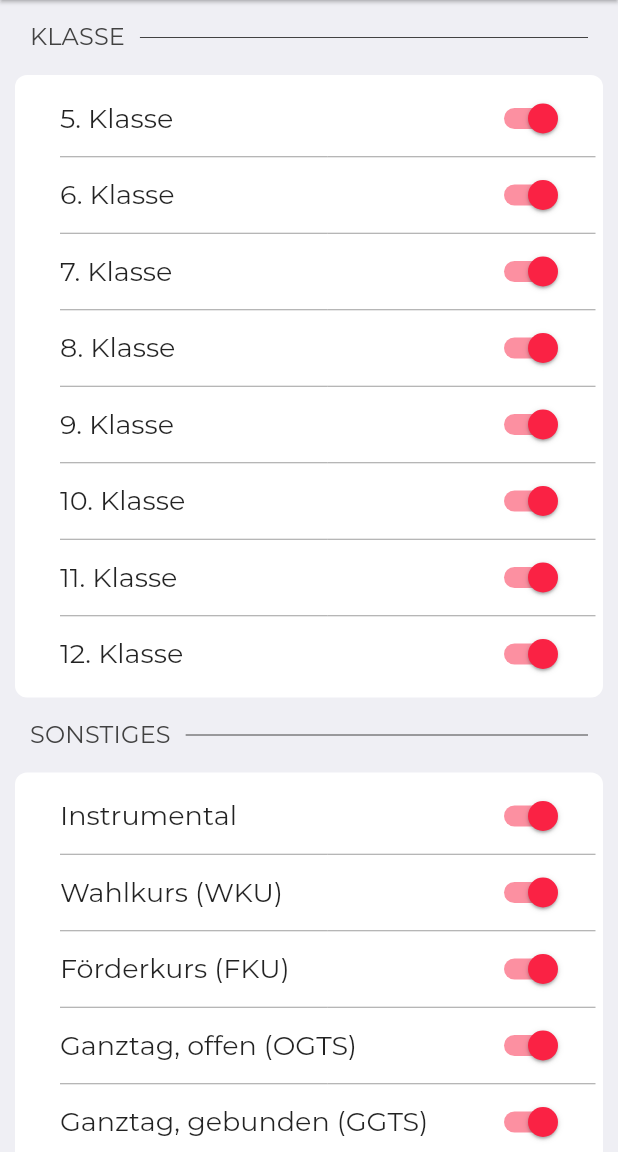
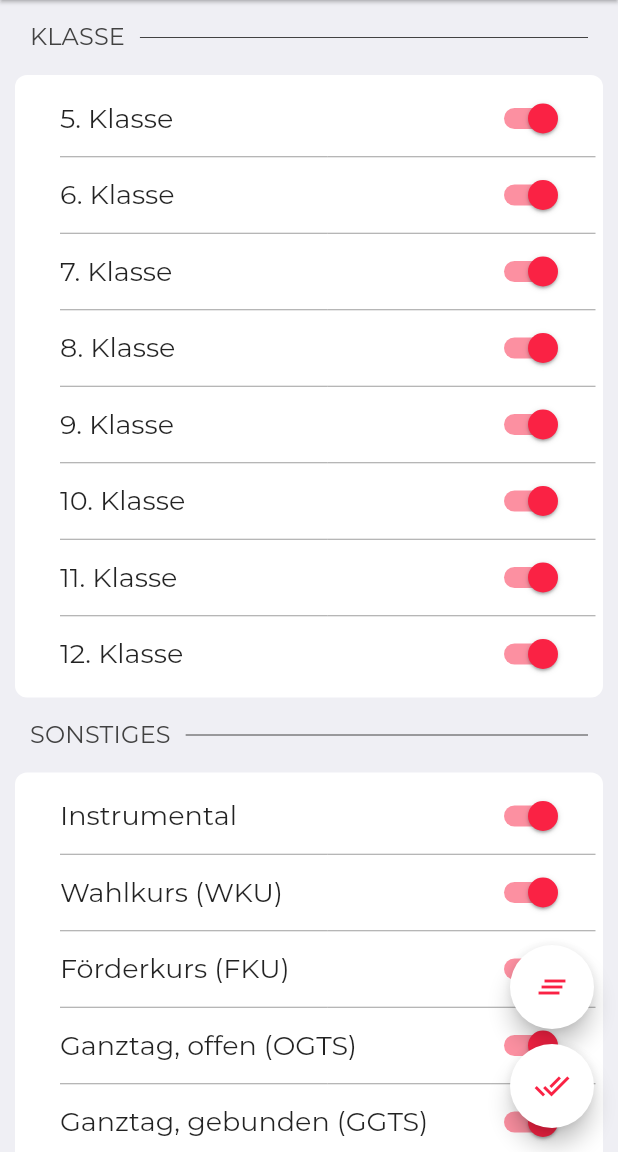
Before and after one commit to lukasengel/schueler_app, a Flutter app: the FiltersPage screen opened by its route, on a phone screen of 412 x 824 dp, the part 84-1236 px from its top. Run offline on Flutter 3.47's test engine with Material 2 defaults, Android fonts, the light colour scheme and no system bars; our stand-ins replace cached_network_image, firebase_auth, firebase_core, firebase_database, firebase_messaging, flutter_easyrefresh and 6 more; missing offline and left inert: marquee_text; accounts and stored records are empty; project files that could hold a hidden picture were left out.

Commit message:
Bug fixes and improved filter page

```diff
--- a/lang/de_DE.json
+++ b/lang/de_DE.json
@@ -9,6 +9,11 @@
     "general/cancel": "Abbrechen",
     "general/ok":"OK",
 
+    "tooltips/invert_sorting":"Sortierung umkehren",
+    "tooltips/enable_all":"Alle ein",
+    "tooltips/disable_all":"Alle aus",
+    "tooltips/add":"Richtlinie hinzufügen",
+
     "login/username": "Benutzername",
     "login/password": "Passwort",
     "login/login_header": "Anmeldung",
@@ -16,6 +21,7 @@
     "login/credentials_button": "Welche Nutzerdaten brauche ich?",
     "login/help_dialog/header": "Hilfe bei der Anmeldung",
     "login/help_dialog/message": "Bitte geben Sie die Anmeldedaten des Online-Vertretungsplanes ein. Diese haben Sie Anfang des Schuljahres in einem Elternbrief erhalten.",
+    "login/error/empty_credentials":"Bitte Benutzernamen und Passwort eingeben.",
 
     "home/no_data": "(Noch) Keine Einträge für diesen Tag vorhanden.",
     "home/no_news": "(Noch) Keine Nachrichten verfügbar.",
--- a/lang/en_US.json
+++ b/lang/en_US.json
@@ -9,6 +9,11 @@
     "general/cancel": "Cancel",
     "general/ok":"OK",
 
+    "tooltips/invert_sorting":"Invert sorting",
+    "tooltips/enable_all":"Enable all",
+    "tooltips/disable_all":"Disable all",
+    "tooltips/add":"Add rule",
+
     "login/username": "Username",
     "login/password": "Password",
     "login/login_header": "Sign In",
@@ -16,6 +21,7 @@
     "login/credentials_button": "Which credentials do I need?",
     "login/help_dialog/header": "Help Signing In",
     "login/help_dialog/message": "Please enter the login data of the online substitition plan (Online-Vertretungsplan) which you received in a letter to the parents at the beginning of the term.",
+    "login/error/empty_credentials":"Please enter username and password.",
 
     "home/no_data": "No entries for this day (yet).",
     "home/no_news": "No news (yet).",
--- a/lib/controllers/local_data.dart
+++ b/lib/controllers/local_data.dart
@@ -128,6 +128,13 @@ class LocalData extends GetxController {
     }
   }
 
+  Future<void> setAllFilters(bool enabled) async {
+    settings.filters.forEach((key, value) {
+      settings.filters[key] = enabled;
+    });
+    await writeSettings();
+  }
+
   Future<void> clearSettings() async {
     try {
       final prefs = await SharedPreferences.getInstance();
--- a/lib/controllers/notifications.dart
+++ b/lib/controllers/notifications.dart
@@ -46,7 +46,7 @@ class Notifications extends GetxController {
       final page = message.data["page"];
       if (Get.isRegistered<HomePageController>()) {
         Get.find<HomePageController>().switchTabs(page == "smv" ? 2 : 0);
-        if (page != null) {
+        if (page != null && page != "") {
           Get.until((route) => route.settings.name == "/home");
         }
       }
--- a/lib/pages/home_page/home_page.dart
+++ b/lib/pages/home_page/home_page.dart
@@ -45,6 +45,7 @@ class HomePage extends StatelessWidget {
         floatingActionButton: controller.selectedTab > 0
             ? GetBuilder<LocalData>(builder: (localData) {
                 return FloatingActionButton.extended(
+                  tooltip: "tooltips/invert_sorting".tr,
                   label: Text(
                     controller.selectedTab == 1 &&
                                 !localData.settings.reversedNews ||
--- a/lib/pages/settings_page/settings_subpages/filters_page/filter_widgets.dart
+++ b/lib/pages/settings_page/settings_subpages/filters_page/filter_widgets.dart
@@ -6,79 +6,6 @@ import 'package:get/get.dart';
 
 import '../../../../controllers/local_data.dart';
 import '../../../../controllers/web_data.dart';
-import '../../../../widgets/settings_ui/settings_container.dart';
-
-class GradeFilterSettings extends StatefulWidget {
-  const GradeFilterSettings({
-    Key? key,
-  }) : super(key: key);
-
-  @override
-  State<GradeFilterSettings> createState() => _GradeFilterSettingsState();
-}
-
-class _GradeFilterSettingsState extends State<GradeFilterSettings> {
-  String get enumeration {
-    if (Get.locale == const Locale("en", "US")) {
-      return "th ";
-    }
-    return ". ";
-  }
-
-  @override
-  Widget build(BuildContext context) {
-    return SettingsContainer(
-      padding: const EdgeInsets.fromLTRB(5, 5, 5, 5),
-      child: Column(
-        children: List.generate(8, (index) {
-          final grade = (index + 5).toString();
-          return Column(
-            children: [
-              FilterSwitch(
-                filterKey: grade,
-                label: grade + enumeration + "settings/filters/grade".tr,
-              ),
-              if (index != 7) _divider,
-            ],
-          );
-        }),
-      ),
-    );
-  }
-}
-
-class MiscFilterSettings extends StatefulWidget {
-  const MiscFilterSettings({
-    Key? key,
-  }) : super(key: key);
-
-  @override
-  State<MiscFilterSettings> createState() => _MiscFilterSettingsState();
-}
-
-class _MiscFilterSettingsState extends State<MiscFilterSettings> {
-  @override
-  Widget build(BuildContext context) {
-    return SettingsContainer(
-      padding: const EdgeInsets.fromLTRB(5, 5, 5, 5),
-      child: Column(
-        children: [
-          FilterSwitch(filterKey: "i", label: "settings/filters/inst".tr),
-          _divider,
-          FilterSwitch(filterKey: "Wku", label: "settings/filters/wku".tr),
-          _divider,
-          FilterSwitch(filterKey: "Fku", label: "settings/filters/fku".tr),
-          _divider,
-          FilterSwitch(filterKey: "OGTS", label: "settings/filters/ogts".tr),
-          _divider,
-          FilterSwitch(filterKey: "GGTS", label: "settings/filters/ggts".tr),
-          _divider,
-          FilterSwitch(filterKey: "misc", label: "settings/filters/misc".tr),
-        ],
-      ),
-    );
-  }
-}
 
 class FilterSwitch extends StatefulWidget {
   final String label;
@@ -133,7 +60,7 @@ class _FilterSwitchState extends State<FilterSwitch> {
   }
 }
 
-final _divider = Divider(
+final filterDivider = Divider(
   height: 3,
   indent: 25,
   color: Get.theme.colorScheme.onTertiary,
--- a/lib/pages/settings_page/settings_subpages/filters_page/filters_page.dart
+++ b/lib/pages/settings_page/settings_subpages/filters_page/filters_page.dart
@@ -1,13 +1,42 @@
+import 'dart:io';
+
 import 'package:flutter/material.dart';
+import 'package:flutter/services.dart';
 import 'package:get/get.dart';
 
 import './filter_widgets.dart';
 
+import '../../../../controllers/local_data.dart';
+import '../../../../controllers/web_data.dart';
+import '../../../../widgets/settings_ui/settings_container.dart';
 import '../../../../widgets/settings_ui/settings_text.dart';
 
-class FiltersPage extends StatelessWidget {
+class FiltersPage extends StatefulWidget {
   static const route = "/settings/filters";
   const FiltersPage({Key? key}) : super(key: key);
+
+  @override
+  State<FiltersPage> createState() => _FiltersPageState();
+}
+
+class _FiltersPageState extends State<FiltersPage> {
+  final localData = Get.find<LocalData>();
+
+  String get enumeration {
+    if (Get.locale == const Locale("en", "US")) {
+      return "th ";
+    }
+    return ". ";
+  }
+
+  void toggleAll(bool enabled) async {
+    if (Platform.isIOS) {
+      HapticFeedback.lightImpact();
+    }
+    await localData.setAllFilters(enabled);
+    Get.find<WebData>().update();
+    setState(() {});
+  }
 
   @override
   Widget build(BuildContext context) {
@@ -21,11 +50,67 @@ class FiltersPage extends StatelessWidget {
           padding: const EdgeInsets.fromLTRB(0, 5, 0, 60),
           children: [
             SettingsText(text: "settings/filters/grade".tr),
-            const GradeFilterSettings(),
+            SettingsContainer(
+              padding: const EdgeInsets.fromLTRB(5, 5, 5, 5),
+              child: Column(
+                children: List.generate(8, (index) {
+                  final grade = (index + 5).toString();
+                  return Column(
+                    children: [
+                      FilterSwitch(
+                        filterKey: grade,
+                        label:
+                            grade + enumeration + "settings/filters/grade".tr,
+                      ),
+                      if (index != 7) filterDivider,
+                    ],
+                  );
+                }),
+              ),
+            ),
             SettingsText(text: "settings/filters/misc".tr),
-            const MiscFilterSettings(),
+            SettingsContainer(
+              padding: const EdgeInsets.fromLTRB(5, 5, 5, 5),
+              child: Column(
+                children: [
+                  FilterSwitch(
+                      filterKey: "i", label: "settings/filters/inst".tr),
+                  filterDivider,
+                  FilterSwitch(
+                      filterKey: "Wku", label: "settings/filters/wku".tr),
+                  filterDivider,
+                  FilterSwitch(
+                      filterKey: "Fku", label: "settings/filters/fku".tr),
+                  filterDivider,
+                  FilterSwitch(
+                      filterKey: "OGTS", label: "settings/filters/ogts".tr),
+                  filterDivider,
+                  FilterSwitch(
+                      filterKey: "GGTS", label: "settings/filters/ggts".tr),
+                  filterDivider,
+                  FilterSwitch(
+                      filterKey: "misc", label: "settings/filters/misc".tr),
+                ],
+              ),
+            ),
           ],
         ),
+      ),
+      floatingActionButton: Column(
+        mainAxisSize: MainAxisSize.min,
+        children: [
+          FloatingActionButton(
+            tooltip: "tooltips/disable_all".tr,
+            onPressed: () => toggleAll(false),
+            child: const Icon(Icons.clear_all),
+          ),
+          const SizedBox(height: 10),
+          FloatingActionButton(
+                        tooltip: "tooltips/enable_all".tr,
+            onPressed: () => toggleAll(true),
+            child: const Icon(Icons.done_all),
+          ),
+        ],
       ),
     );
   }
--- a/lib/pages/settings_page/settings_subpages/notifications_page/notifications_page.dart
+++ b/lib/pages/settings_page/settings_subpages/notifications_page/notifications_page.dart
@@ -21,6 +21,7 @@ class NotificationsPage extends StatelessWidget {
         title: Text("settings/notifications".tr),
       ),
       floatingActionButton: FloatingActionButton(
+        tooltip: "tooltips/add".tr,
         child: const Icon(Icons.add),
         onPressed: controller.addCourse,
       ),
--- a/lib/pages/tabs/news_tab/news_tab.dart
+++ b/lib/pages/tabs/news_tab/news_tab.dart
@@ -77,6 +77,7 @@ class NewsTab extends StatelessWidget {
                       Text(
                         "home/no_news".tr,
                         style: context.textTheme.bodyMedium,
+                        textAlign: TextAlign.center,
                       ),
                     ],
                   ),
--- a/lib/pages/tabs/smv_tab.dart/smv_tab.dart
+++ b/lib/pages/tabs/smv_tab.dart/smv_tab.dart
@@ -55,6 +55,7 @@ class SmvTab extends StatelessWidget {
                             Text(
                               "home/no_news".tr,
                               style: context.textTheme.bodyMedium,
+                              textAlign: TextAlign.center,
                             ),
                           ],
                         ),
--- a/lib/pages/tabs/substitution_tab/substitution_tab.dart
+++ b/lib/pages/tabs/substitution_tab/substitution_tab.dart
@@ -27,7 +27,10 @@ class SubstitutionTab extends StatelessWidget {
                     AssetImage("assets/images/lucky_cat.png"),
                     size: 100,
                   ),
-                  Text("home/no_information".tr),
+                  Text(
+                    "home/no_information".tr,
+                    textAlign: TextAlign.center,
+                  ),
                 ],
               ),
             )
--- a/lib/widgets/table_container/table_container.dart
+++ b/lib/widgets/table_container/table_container.dart
@@ -101,6 +101,7 @@ class TableContainer extends StatelessWidget {
             Text(
               "home/no_data".tr,
               style: context.textTheme.bodyMedium,
+                 textAlign: TextAlign.center,
             ),
             const SizedBox(height: 10),
             Text(
```
Also changed, not shown: lib/theme.dart (+0 -7 lines).
